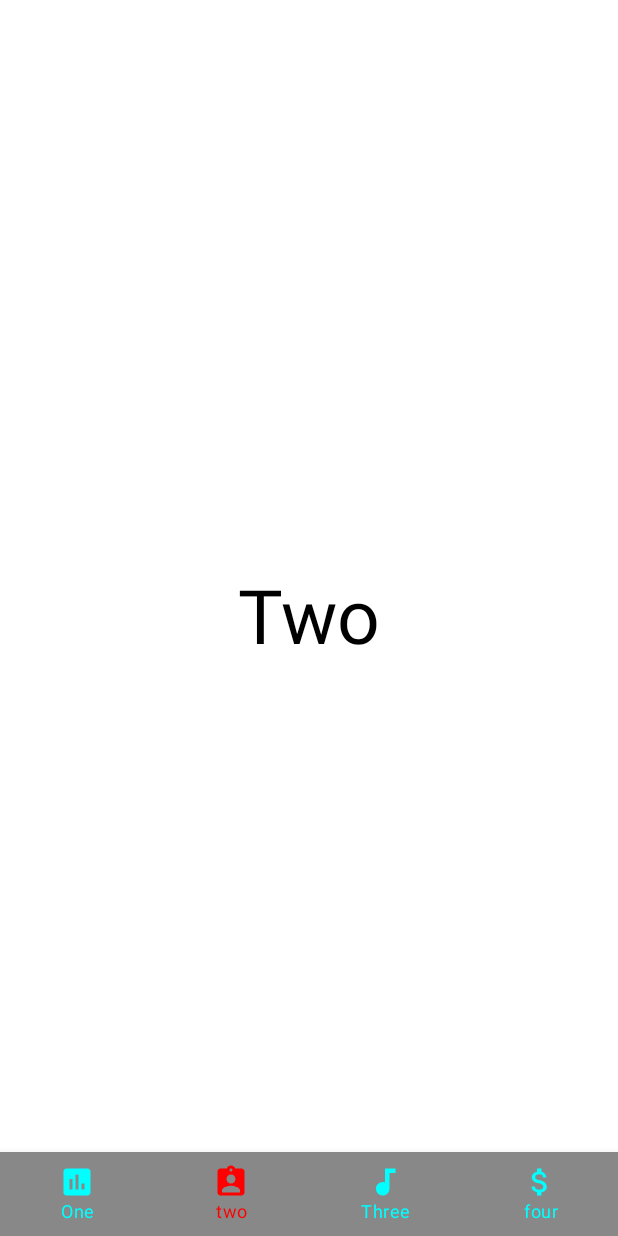
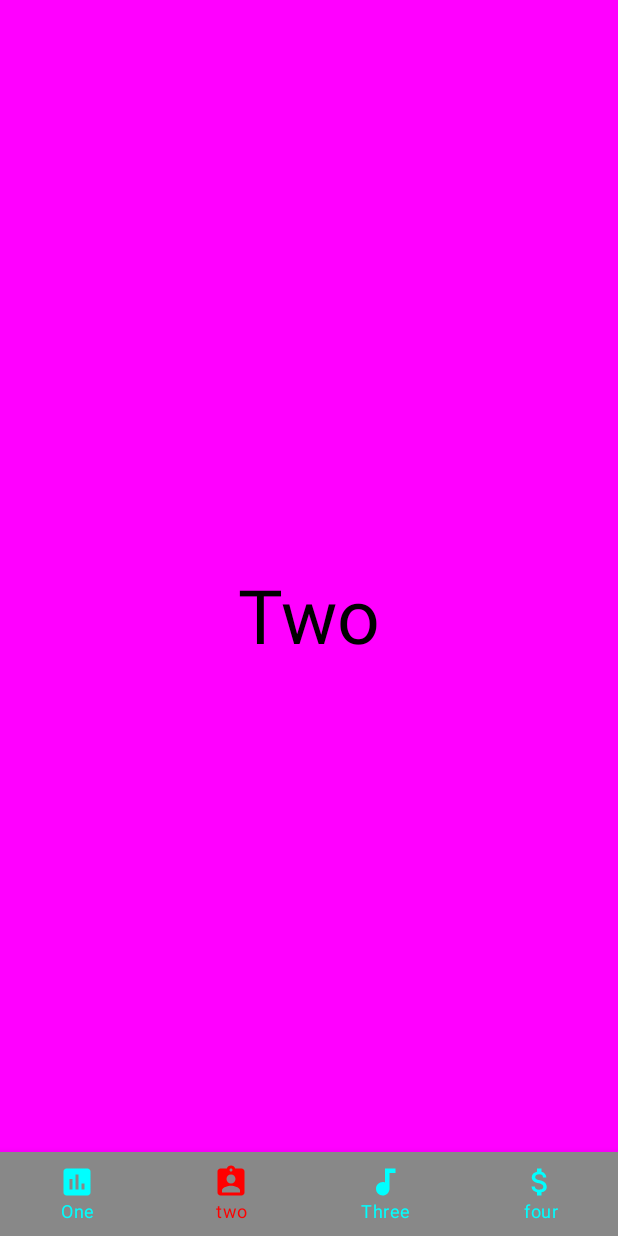
Before and after one commit to anlonglong/JetpackComposeBookLearn, an Android app built with Jetpack Compose: the BottomNavigationActivity screen opened directly, with no data from a screen before it, item 2 of the bottom bar chosen, on a phone screen of 412 x 824 dp. Run offline under Robolectric (Android 15) with nearby library versions, the phone set to English and light mode, and no system bars.

Commit message:
Bottom Navigation Usage2

```diff
--- a/app/src/main/java/com/longlong/an/jetpackcomposebooklearn/chapter5/BottomNavigationActivity.kt
+++ b/app/src/main/java/com/longlong/an/jetpackcomposebooklearn/chapter5/BottomNavigationActivity.kt
@@ -5,6 +5,7 @@ import androidx.activity.ComponentActivity
 import androidx.activity.compose.setContent
 import androidx.compose.foundation.background
 import androidx.compose.foundation.layout.Arrangement
+import androidx.compose.foundation.layout.Column
 import androidx.compose.foundation.layout.Row
 import androidx.compose.foundation.layout.fillMaxSize
 import androidx.compose.material.*
@@ -29,29 +30,31 @@ class BottomNavigationActivity : ComponentActivity() {
 
     @Composable
     fun One() {
-        BaseDefault(content = "One")
+        BaseDefault(content = "One", Color.Red)
     }
 
     @Composable
     fun Two() {
-        BaseDefault(content = "Two")
+        BaseDefault(content = "Two",Color.Magenta)
     }
 
     @Composable
     fun Three() {
-        BaseDefault(content = "Three")
+        BaseDefault(content = "Three",Color.Blue)
     }
 
 
     @Composable
     fun Four() {
-        BaseDefault(content = "Four")
+        BaseDefault(content = "Four",Color.Yellow)
     }
 
     @Composable
-    fun BaseDefault(content: String) {
+    fun BaseDefault(content: String, bg: Color) {
         Row(
-            modifier = Modifier.fillMaxSize(),
+            modifier = Modifier
+                .fillMaxSize()
+                .background(bg),
             horizontalArrangement = Arrangement.Center,
             verticalAlignment = Alignment.CenterVertically
         ) {
@@ -79,14 +82,12 @@ class BottomNavigationActivity : ComponentActivity() {
                 }
             }
         }) {
-
-        }
-
-        when (position) {
-            Tab.ONE -> One()
-            Tab.TWO -> Two()
-            Tab.THREE -> Three()
-            Tab.FOUR -> Four()
+            when (position) {
+                Tab.ONE -> One()
+                Tab.TWO -> Two()
+                Tab.THREE -> Three()
+                Tab.FOUR -> Four()
+            }
         }
     }
 }
```
